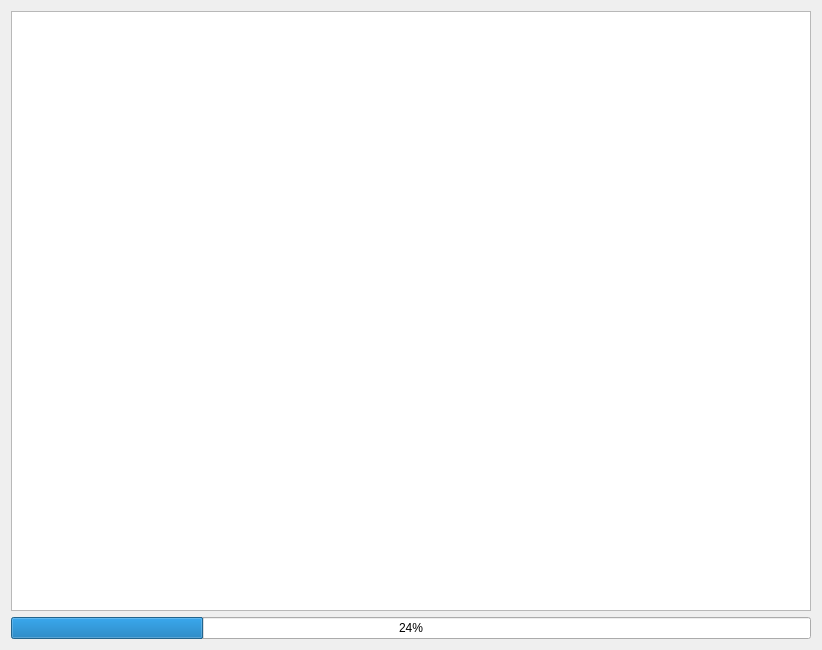
First picture: the form in ecu_operations.ui, repository miikasyvanen/FastECU, before the edit.
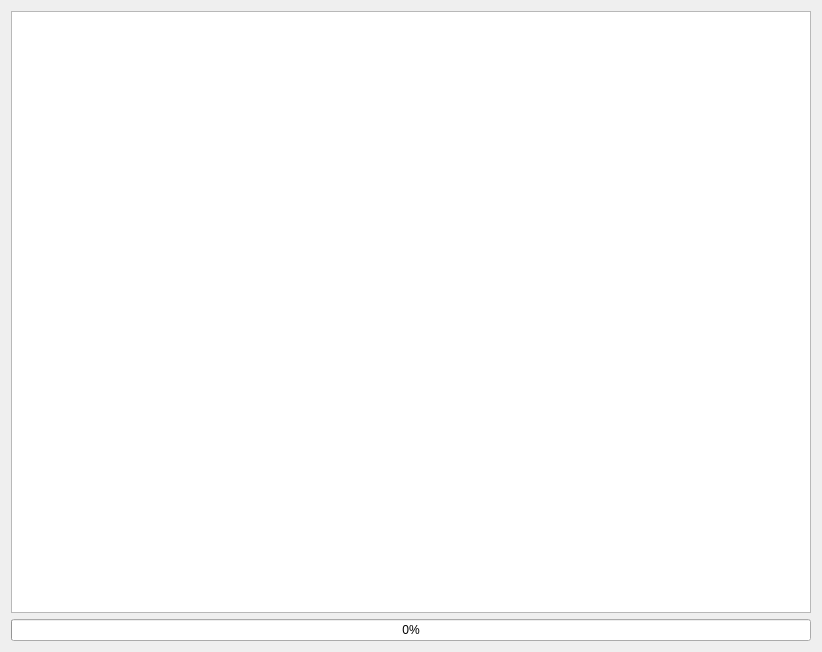
Second picture: the form after the edit.

Diff of the .ui file:
```diff
--- a/ecu_operations.ui
+++ b/ecu_operations.ui
@@ -10,7 +10,7 @@
     <x>0</x>
     <y>0</y>
     <width>820</width>
-    <height>648</height>
+    <height>652</height>
    </rect>
   </property>
   <property name="windowTitle">
@@ -32,7 +32,7 @@
      <item>
       <widget class="QProgressBar" name="progressbar">
        <property name="value">
-        <number>24</number>
+        <number>0</number>
        </property>
       </widget>
      </item>
```
